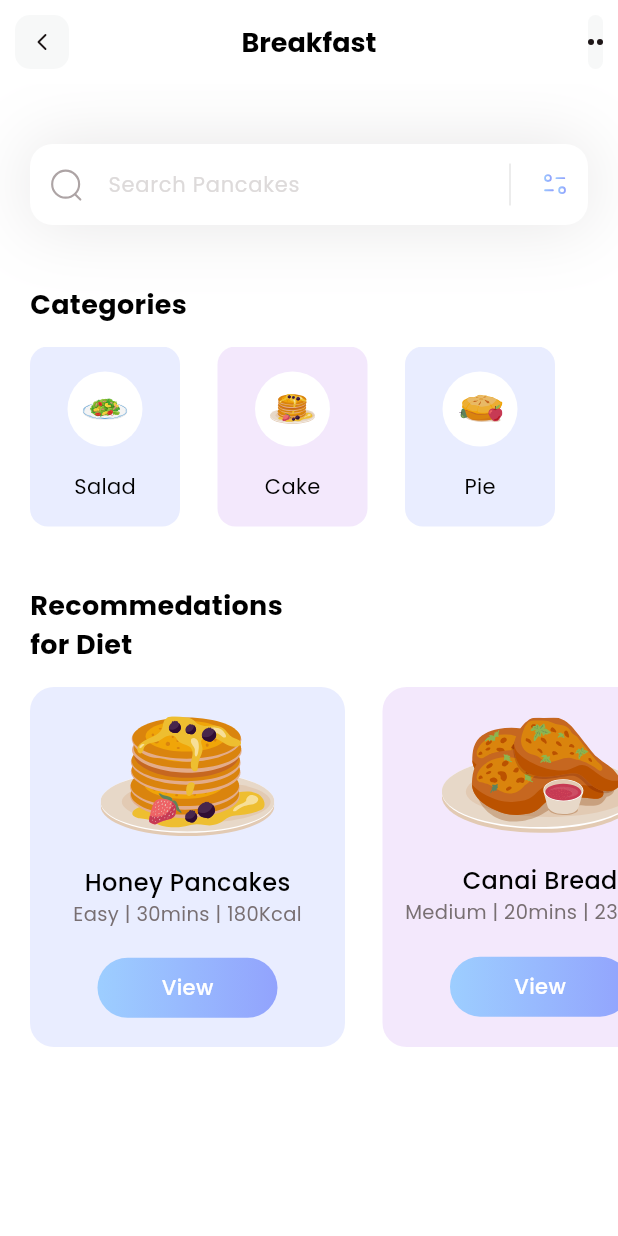
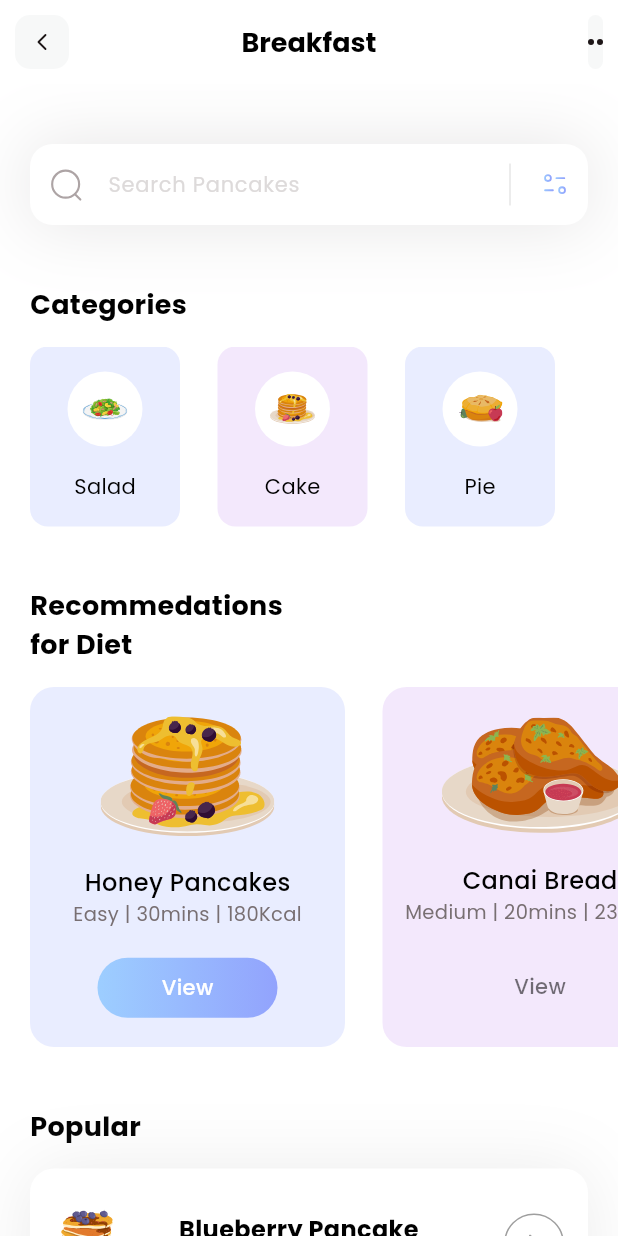
Before and after one commit to SoloBDev/flutter-playground, a Flutter app: the screen it shows after launch, on a phone screen of 412 x 824 dp. Run offline on Flutter 3.47's test engine with Material 3 defaults, Android fonts, the phone set to English and light mode, and no system bars; our stand-ins replace flutter_svg.

Commit message:
Add PopularDietsModel and integrate popular diets section in HomePage

```diff
--- /dev/null
+++ b/fitness_spa/lib/models/popular_model.dart
@@ -0,0 +1,49 @@
+class PopularDietsModel {
+  String name;
+  String iconPath;
+  String level;
+  String duration;
+  String calorie;
+  bool boxIsSelected;
+
+
+  PopularDietsModel({
+    required this.name,
+    required this.iconPath,
+    required this.level,
+    required this.duration,
+    required this.calorie,
+    required this.boxIsSelected
+  });
+
+
+  static List<PopularDietsModel> getPopularDiets() {
+    List<PopularDietsModel> popularDiets = [];
+
+
+    popularDiets.add(
+      PopularDietsModel(
+        name: "Blueberry Pancake",
+        iconPath: "assets/icons/blueberry-pancake.svg",
+        level: "Medium",
+        duration: "30mins",
+        calorie: "250Kcal",
+        boxIsSelected: true
+      ),
+    );
+
+    popularDiets.add(
+      PopularDietsModel(
+        name: "Salmon Nigiri",
+        iconPath: "assets/icons/salmon-nigiri.svg",
+        level: "Easy",
+        duration: "20mins",
+        calorie: "120Kcal",
+        boxIsSelected: false,
+      ),
+    );
+
+
+    return popularDiets;
+  }
+}
--- a/fitness_spa/lib/pages/home.dart
+++ b/fitness_spa/lib/pages/home.dart
@@ -1,5 +1,6 @@
 import 'package:fitness_spa/models/category_model.dart';
 import 'package:fitness_spa/models/diet_model.dart';
+import 'package:fitness_spa/models/popular_model.dart';
 import 'package:flutter/material.dart';
 import 'package:flutter_svg/flutter_svg.dart';
 
@@ -14,6 +15,7 @@ class _HomePageState extends State<HomePage> {
 
   List<CategoryModel> categories = [];
   List<DietModel> diets = [];
+  List<PopularDietsModel> popularDiets = [];
 
 
   void _getCategories() {
@@ -24,9 +26,14 @@ class _HomePageState extends State<HomePage> {
     diets = DietModel.getDiets();
   }
 
+  void _getPopularDiets() {
+    popularDiets = PopularDietsModel.getPopularDiets();
+  }
+
   void _getInitialInfo() {
     categories = CategoryModel.getCategories();
     diets = DietModel.getDiets();
+    popularDiets = PopularDietsModel.getPopularDiets();
   }
 
 
@@ -37,19 +44,129 @@ class _HomePageState extends State<HomePage> {
     return  Scaffold(
       appBar: appBar(),
       backgroundColor: Colors.white,
-      body: Column(
-        crossAxisAlignment: .start,
+      body: ListView(
+        scrollDirection: Axis.vertical,
         children: [
           _searchField(),
           SizedBox(height: 40,),
           _categoriesSection(),
           SizedBox(height: 40,),
-          _dietsSection()
+          _dietsSection(),
+          SizedBox(height: 40,),
+          Column(
+            crossAxisAlignment: .start,
+            children: [
+              //Popular section
+              Padding(
+                padding: const EdgeInsets.only(left: 20, right: 20),
+                child: Text(
+                  'Popular',
+                  style: TextStyle(
+                    color: Colors.black,
+                    fontSize: 18,
+                    fontWeight: FontWeight.bold,
+                  )
+                ),
+              ),
+              SizedBox(height: 15,),
+              ListView.separated(
+                itemCount: popularDiets.length,
+                shrinkWrap: true,
+                physics: const NeverScrollableScrollPhysics(),
+                separatorBuilder: (context, index) => SizedBox(height: 25,),
+                padding: EdgeInsets.only(left: 20, right: 20),
+                itemBuilder: (context, index) {
+                  return Container(
+                    height: 100,
+                    decoration: BoxDecoration(
+                      color: Colors.white,
+                      borderRadius: BorderRadius.circular(16),
+                      boxShadow: [
+                        BoxShadow(
+                          color: Colors.grey.withOpacity(0.2),
+                          blurRadius: 40,
+                          spreadRadius: 0.0,
+                        )
+                      ]
+                    ),
+                    child: Row(
+                      mainAxisAlignment: .spaceBetween,
 
+                      children: [
+                        Padding(
+                          padding: const EdgeInsets.only(left: 16),
+                          child: SvgPicture.asset(
+                            popularDiets[index].iconPath,
+                          ),
+                        ),
+                        Column(
+                          crossAxisAlignment: .start,
+                          mainAxisAlignment: .center,
+                          children: [
+                            Text(
+                              popularDiets[index].name,
+                              style: TextStyle(
+                                color: Colors.black,
+                                fontSize: 16,
+                                fontWeight: FontWeight.bold,
+                              ),
+                            ),
+                            Text(
+                              '${popularDiets[index].level} | ${popularDiets[index].duration} | ${popularDiets[index].calorie}',
+                              style: TextStyle(
+                                color: Color(0xFF786f72),
+                                fontSize: 13,
+                              )
+                            )
+                          ],
+                        ),
+
+                        Padding(
+                          padding: const EdgeInsets.only(right: 16),
+                          child: Container(
+                            height: 40,
+                            width: 40,
+                            decoration: BoxDecoration(
+                              border: Border.all(
+                                color: Colors.grey
+                              ),
+                              borderRadius: .circular(50)
+                              ),
+                              //? transform the to flip the icon
+                              child: Padding(
+                                padding: const EdgeInsets.all(10),
+                                child: Transform.rotate(
+                                  angle: 3.14,
+                                  child: SvgPicture.asset(
+                                    'assets/icons/Arrow - Left 2.svg',
+                                    color: Colors.grey,
+                                  ),
+                                ),
+                              ),
+
+                          ),
+                        ),
+
+                      ],
+                    )
+                  );
+                },
+
+              ),
+
+              SizedBox(height: 40,)
+            ],
+          ),
         ]
       )
     );
   }
+
+
+
+
+
+
 
   Column _dietsSection() {
     return Column(
@@ -114,8 +231,8 @@ class _HomePageState extends State<HomePage> {
                           decoration: BoxDecoration(
                             gradient: LinearGradient(
                               colors: [
-                                Color(0xFF9DcEFF),
-                                Color(0xFF92A3FD)
+                                diets[index].viewIsSelected ? Color(0xFF9DcEFF) : Colors.transparent,
+                                diets[index].viewIsSelected ? Color(0xFF92A3FD) : Colors.transparent,
                               ],
                             ),
                             borderRadius: BorderRadius.circular(50)
@@ -124,7 +241,7 @@ class _HomePageState extends State<HomePage> {
                             child: Text(
                               'View',
                               style: TextStyle(
-                                color: Colors.white,
+                                color: diets[index].viewIsSelected ? Colors.white : Colors.black54,
                                 fontSize: 14,
                                 fontWeight: FontWeight.w500,
                               )
@@ -144,10 +261,6 @@ class _HomePageState extends State<HomePage> {
 
         );
   }
-
-
-
-
 
   Column _categoriesSection() {
     return Column(
```
